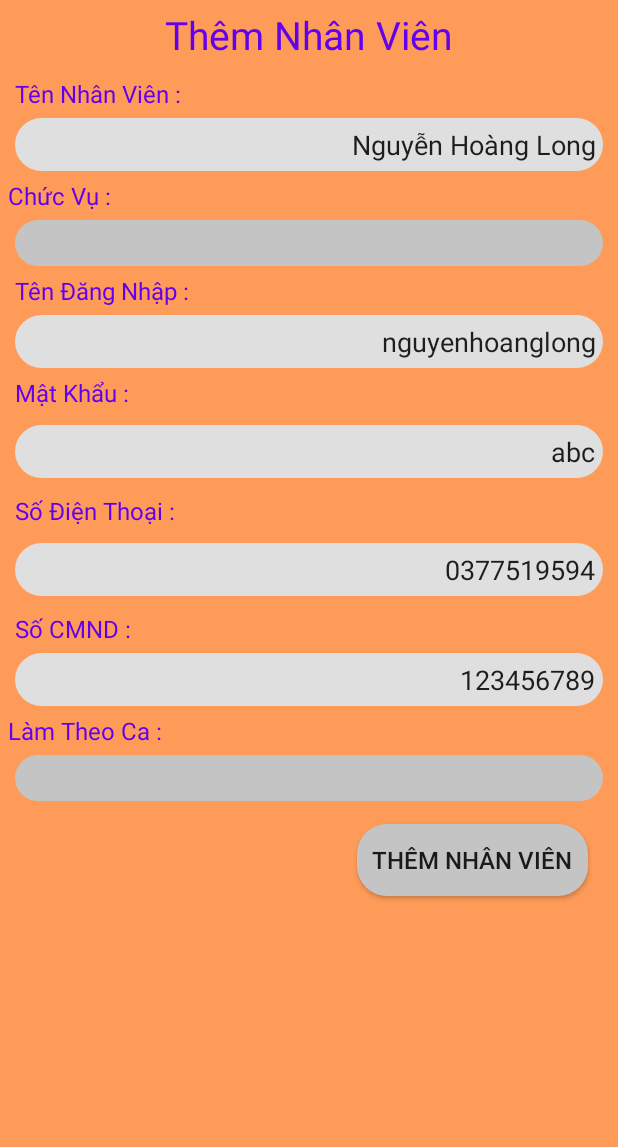
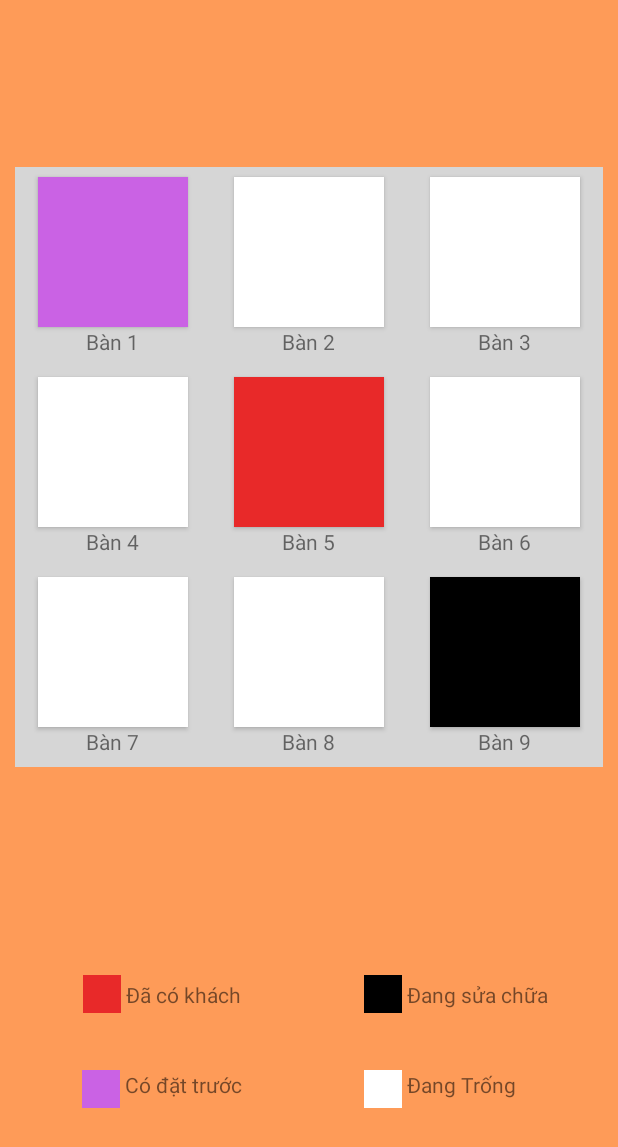
Before and after one commit to dangtuanphong238/CoffeeChainManagement, an Android app: the screen it shows after launch (MainActivity), on a phone screen of 412 x 824 dp. Shown: the top 1147 px of the screen. Run offline under Robolectric (Android 15) with nearby library versions, the phone set to English and light mode, and no system bars.

Commit message:
Commit room_screen.xml

```diff
--- a/Owner/app/src/main/java/com/example/owner/MainActivity.java
+++ b/Owner/app/src/main/java/com/example/owner/MainActivity.java
@@ -9,7 +9,6 @@ public class MainActivity extends AppCompatActivity {
     @Override
     protected void onCreate(Bundle savedInstanceState) {
         super.onCreate(savedInstanceState);
-        setContentView(R.layout.thu_ngan_screen);
-        setContentView(R.layout.add_nhan_vien);
+        setContentView(R.layout.room_screen);
     }
 }
--- /dev/null
+++ b/Owner/app/src/main/res/layout/room_screen.xml
@@ -0,0 +1,266 @@
+<?xml version="1.0" encoding="utf-8"?>
+<LinearLayout
+    xmlns:android="http://schemas.android.com/apk/res/android" android:layout_width="match_parent"
+    android:layout_height="match_parent"
+    android:orientation="vertical"
+    android:padding="10dp"
+    android:background="#FE9B58">
+    <LinearLayout
+        android:layout_width="match_parent"
+        android:layout_height="0dp"
+        android:layout_weight="3"
+        android:gravity="center"
+        >
+        <LinearLayout
+            android:layout_width="match_parent"
+            android:layout_height="400dp"
+            android:orientation="vertical"
+            android:background="#d6d6d6">
+            <LinearLayout
+                android:layout_width="match_parent"
+                android:layout_height="0dp"
+                android:layout_weight="1"
+                android:gravity="center">
+                <LinearLayout
+                    android:layout_width="0dp"
+                    android:layout_height="match_parent"
+                    android:orientation="vertical"
+                    android:gravity="center"
+                    android:layout_weight="1">
+                    <Button
+                        android:layout_width="100dp"
+                        android:layout_height="100dp"
+                        android:layout_marginHorizontal="20dp"
+                        android:background="#CA62E4"
+                        />
+                    <TextView
+                        android:layout_width="wrap_content"
+                        android:layout_height="wrap_content"
+                        android:text="Bàn 1"/>
+                </LinearLayout>
+                <LinearLayout
+                    android:layout_width="0dp"
+                    android:layout_height="match_parent"
+                    android:orientation="vertical"
+                    android:gravity="center"
+                    android:layout_weight="1">
+                    <Button
+                        android:layout_width="100dp"
+                        android:layout_height="100dp"
+                        android:layout_marginHorizontal="20dp"
+                        android:background="#fff"
+                        />
+                    <TextView
+                        android:layout_width="wrap_content"
+                        android:layout_height="wrap_content"
+                        android:text="Bàn 2"/>
+                </LinearLayout>
+                <LinearLayout
+                    android:layout_width="0dp"
+                    android:layout_height="match_parent"
+                    android:orientation="vertical"
+                    android:gravity="center"
+                    android:layout_weight="1">
+                    <Button
+                        android:layout_width="100dp"
+                        android:layout_height="100dp"
+                        android:layout_marginHorizontal="20dp"
+                        android:background="#fff"
+                        />
+                    <TextView
+                        android:layout_width="wrap_content"
+                        android:layout_height="wrap_content"
+                        android:text="Bàn 3"/>
+                </LinearLayout>
+            </LinearLayout>
+            <LinearLayout
+                android:layout_width="match_parent"
+                android:layout_height="0dp"
+                android:layout_weight="1"
+                android:gravity="center">
+                <LinearLayout
+                    android:layout_width="0dp"
+                    android:layout_height="match_parent"
+                    android:orientation="vertical"
+                    android:gravity="center"
+                    android:layout_weight="1">
+                    <Button
+                        android:layout_width="100dp"
+                        android:layout_height="100dp"
+                        android:layout_marginHorizontal="20dp"
+                        android:background="#fff"
+                        />
+                    <TextView
+                        android:layout_width="wrap_content"
+                        android:layout_height="wrap_content"
+                        android:text="Bàn 4"/>
+                </LinearLayout>
+                <LinearLayout
+                    android:layout_width="0dp"
+                    android:layout_height="match_parent"
+                    android:orientation="vertical"
+                    android:gravity="center"
+                    android:layout_weight="1">
+                    <Button
+                        android:layout_width="100dp"
+                        android:layout_height="100dp"
+                        android:layout_marginHorizontal="20dp"
+                        android:background="#E82929"
+                        />
+                    <TextView
+                        android:layout_width="wrap_content"
+                        android:layout_height="wrap_content"
+                        android:text="Bàn 5"/>
+                </LinearLayout>
+                <LinearLayout
+                    android:layout_width="0dp"
+                    android:layout_height="match_parent"
+                    android:orientation="vertical"
+                    android:gravity="center"
+                    android:layout_weight="1">
+                    <Button
+                        android:layout_width="100dp"
+                        android:layout_height="100dp"
+                        android:layout_marginHorizontal="20dp"
+                        android:background="#fff"
+                        />
+                    <TextView
+                        android:layout_width="wrap_content"
+                        android:layout_height="wrap_content"
+                        android:text="Bàn 6"/>
+                </LinearLayout>
+            </LinearLayout>
+            <LinearLayout
+                android:layout_width="match_parent"
+                android:layout_height="0dp"
+                android:layout_weight="1"
+                android:gravity="center">
+                <LinearLayout
+                    android:layout_width="0dp"
+                    android:layout_height="match_parent"
+                    android:orientation="vertical"
+                    android:gravity="center"
+                    android:layout_weight="1">
+                    <Button
+                        android:layout_width="100dp"
+                        android:layout_height="100dp"
+                        android:layout_marginHorizontal="20dp"
+                        android:background="#fff"
+                        />
+                    <TextView
+                        android:layout_width="wrap_content"
+                        android:layout_height="wrap_content"
+                        android:text="Bàn 7"/>
+                </LinearLayout>
+                <LinearLayout
+                    android:layout_width="0dp"
+                    android:layout_height="match_parent"
+                    android:orientation="vertical"
+                    android:gravity="center"
+                    android:layout_weight="1">
+                    <Button
+                        android:layout_width="100dp"
+                        android:layout_height="100dp"
+                        android:layout_marginHorizontal="20dp"
+                        android:background="#fff"
+                        />
+                    <TextView
+                        android:layout_width="wrap_content"
+                        android:layout_height="wrap_content"
+                        android:text="Bàn 8"/>
+                </LinearLayout>
+                <LinearLayout
+                    android:layout_width="0dp"
+                    android:layout_height="match_parent"
+                    android:orientation="vertical"
+                    android:gravity="center"
+                    android:layout_weight="1">
+                    <Button
+                        android:layout_width="100dp"
+                        android:layout_height="100dp"
+                        android:layout_marginHorizontal="20dp"
+                        android:background="#000"
+                        />
+                    <TextView
+                        android:layout_width="wrap_content"
+                        android:layout_height="wrap_content"
+                        android:text="Bàn 9"/>
+                </LinearLayout>
+            </LinearLayout>
+        </LinearLayout>
+    </LinearLayout>
+    <LinearLayout
+        android:layout_width="match_parent"
+        android:layout_height="0dp"
+        android:layout_weight="1"
+        android:orientation="vertical">
+        <LinearLayout
+            android:layout_width="match_parent"
+            android:layout_height="0dp"
+            android:layout_weight="1">
+            <LinearLayout
+                android:layout_width="0dp"
+                android:layout_height="match_parent"
+                android:layout_weight="1"
+                android:gravity="center">
+                <ImageView
+                    android:layout_width="25dp"
+                    android:layout_height="25dp"
+                    android:background="#E82929"/>
+                <TextView
+                    android:layout_width="wrap_content"
+                    android:layout_height="wrap_content"
+                    android:text=" Đã có khách"/>
+            </LinearLayout>
+            <LinearLayout
+                android:layout_width="0dp"
+                android:layout_height="match_parent"
+                android:layout_weight="1"
+                android:gravity="center">
+            <ImageView
+                    android:layout_width="25dp"
+                    android:layout_height="25dp"
+                    android:background="#000"/>
+                <TextView
+                    android:layout_width="wrap_content"
+                    android:layout_height="wrap_content"
+                    android:text=" Đang sửa chữa"/>
+            </LinearLayout>
+
+        </LinearLayout>
+        <LinearLayout
+            android:layout_width="match_parent"
+            android:layout_height="0dp"
+            android:layout_weight="1">
+            <LinearLayout
+                android:layout_width="0dp"
+                android:layout_height="match_parent"
+                android:layout_weight="1"
+                android:gravity="top|center">
+                <ImageView
+                    android:layout_width="25dp"
+                    android:layout_height="25dp"
+                    android:background="#CA62E4"/>
+                <TextView
+                    android:layout_width="wrap_content"
+                    android:layout_height="wrap_content"
+                    android:text=" Có đặt trước"/>
+            </LinearLayout>
+            <LinearLayout
+                android:layout_width="0dp"
+                android:layout_height="match_parent"
+                android:layout_weight="1"
+                android:gravity="top|center"
+                android:paddingEnd="20dp">
+                <ImageView
+                    android:layout_width="25dp"
+                    android:layout_height="25dp"
+                    android:background="#fff"/>
+                <TextView
+                    android:layout_width="wrap_content"
+                    android:layout_height="wrap_content"
+                    android:text=" Đang Trống"/>
+            </LinearLayout>
+        </LinearLayout>
+    </LinearLayout>
+</LinearLayout>
--- a/Owner/app/src/main/res/layout/thu_ngan_screen.xml
+++ b/Owner/app/src/main/res/layout/thu_ngan_screen.xml
@@ -2,7 +2,8 @@
 <LinearLayout
     xmlns:android="http://schemas.android.com/apk/res/android" android:layout_width="match_parent"
     android:layout_height="match_parent"
-    android:orientation="vertical">
+    android:orientation="vertical"
+    android:background="#FE9B58">
     <LinearLayout
         android:layout_width="match_parent"
         android:layout_height="0dp"
@@ -16,12 +17,88 @@
             android:drawableRight="@drawable/ic_search_24"
             android:paddingEnd="10dp"
             android:hint="search"
+            android:paddingStart="20dp"
             />
     </LinearLayout>
-    <GridLayout
+    <LinearLayout
         android:layout_width="match_parent"
         android:layout_height="0dp"
-        android:layout_weight="3">
+        android:layout_weight="3"
+        android:orientation="vertical"
+        android:padding="10dp">
+        <LinearLayout
+            android:layout_width="match_parent"
+            android:layout_height="0dp"
+            android:layout_weight="1">
+            <LinearLayout
+                android:layout_width="0dp"
+                android:layout_height="match_parent"
+                android:layout_weight="1"
+                android:orientation="vertical"
+                android:gravity="center">
+            <ImageButton
+                    android:layout_width="150dp"
+                    android:layout_height="150dp"
+                  />
+                <TextView
+                    android:layout_width="wrap_content"
+                    android:layout_height="wrap_content"
+                    android:text="Phòng Lạnh"/>
+            </LinearLayout>
+            <LinearLayout
+                android:layout_width="0dp"
+                android:layout_height="match_parent"
+                android:layout_weight="1"
+                android:orientation="vertical"
+                android:gravity="center">
 
-   </GridLayout>
+            <ImageButton
+                    android:layout_width="150dp"
+                    android:layout_height="150dp"
+                    />
+                <TextView
+                    android:layout_width="wrap_content"
+                    android:layout_height="wrap_content"
+                    android:text="Phòng Họp"/>
+            </LinearLayout>
+        </LinearLayout>
+        <LinearLayout
+            android:layout_width="match_parent"
+            android:layout_height="0dp"
+            android:layout_weight="1"
+
+            >
+            <LinearLayout
+                android:layout_width="0dp"
+                android:layout_height="match_parent"
+                android:layout_weight="1"
+                android:orientation="vertical"
+                android:gravity="top|center">
+                <ImageButton
+                    android:layout_width="150dp"
+                    android:layout_height="150dp"
+                    />
+                <TextView
+                    android:layout_width="wrap_content"
+                    android:layout_height="wrap_content"
+                    android:text="Phòng VIP"/>
+            </LinearLayout>
+            <LinearLayout
+                android:layout_width="0dp"
+                android:layout_height="match_parent"
+                android:layout_weight="1"
+                android:orientation="vertical"
+                android:gravity="top|center">
+
+                <ImageButton
+                    android:layout_width="150dp"
+                    android:layout_height="150dp"
+                    />
+                <TextView
+                    android:layout_width="wrap_content"
+                    android:layout_height="wrap_content"
+                    android:text="Phòng Thường"/>
+            </LinearLayout>
+        </LinearLayout>
+   </LinearLayout>
 </LinearLayout>
```
